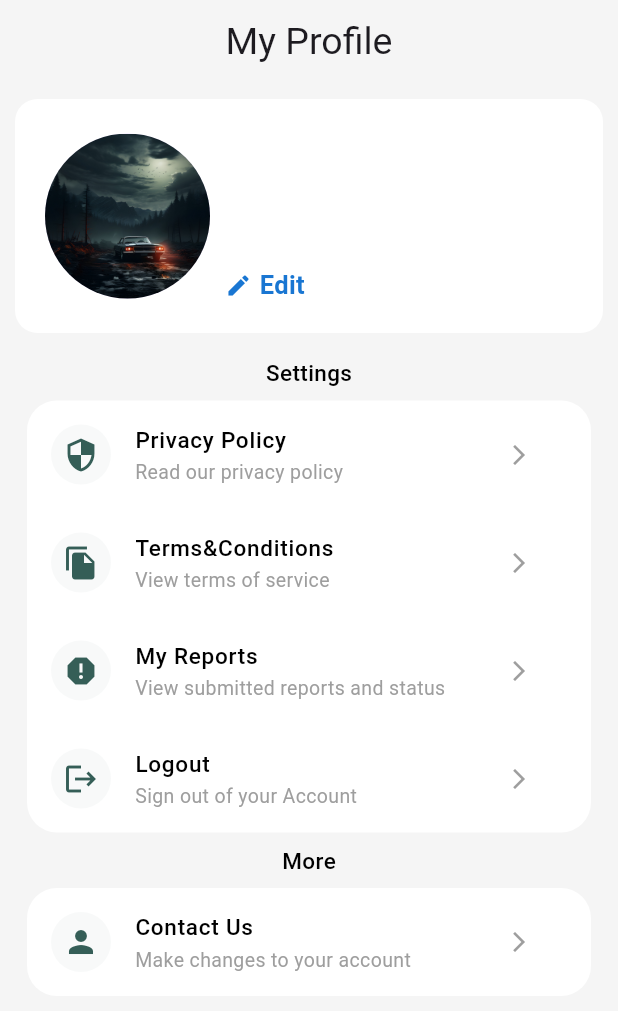
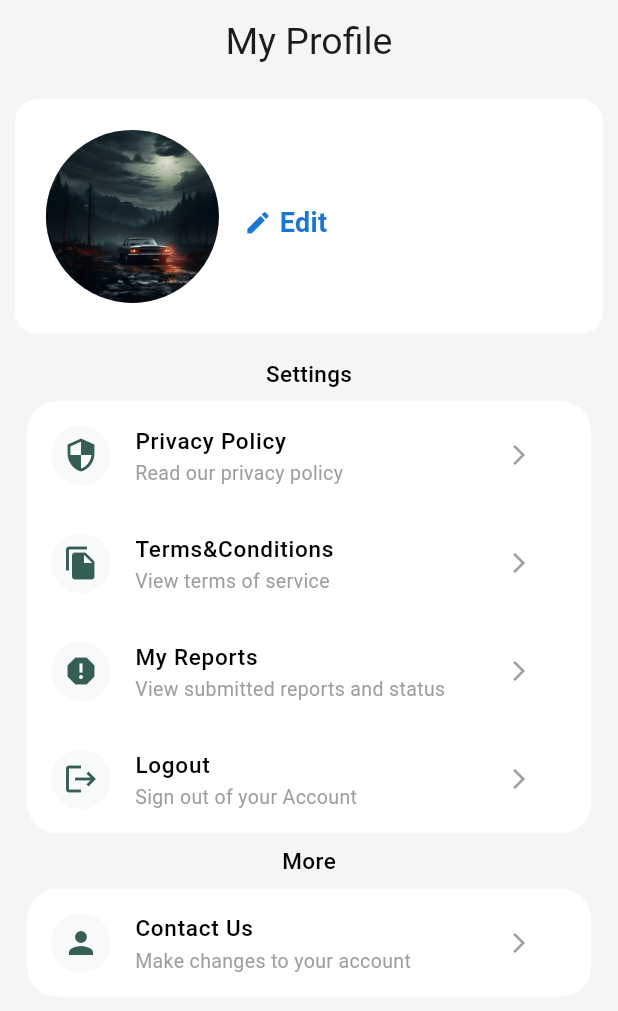
Before and after one commit to itsSreeRag/nest_user_app, a Flutter app: the AccountPageMain screen opened directly, on a phone screen of 412 x 824 dp. Shown: the top 1011 px of the screen. Run offline on Flutter 3.47's test engine with Material 3 defaults, Android fonts, the phone set to English and light mode, and no system bars; our stand-ins replace animated_notch_bottom_bar, cached_network_image, carousel_slider, cloud_firestore, dio, firebase_auth and 13 more; missing offline and left inert: flutter_stripe; accounts and stored records are empty.

Commit message:
fix the overflow error in the app

```diff
--- a/lib/main.dart
+++ b/lib/main.dart
@@ -30,7 +30,6 @@ void main() async {
   WidgetsFlutterBinding.ensureInitialized();
 
   await dotenv.load();
-  // log(dotenv.env.toString());
   await Firebase.initializeApp();
   await _setup();
   runApp(const MyApp());
--- a/lib/views/auth/login_page/login_page_email_auth.dart
+++ b/lib/views/auth/login_page/login_page_email_auth.dart
@@ -7,7 +7,6 @@ import 'package:nest_user_app/views/auth/forgot_password/forgot_password_page.da
 import 'package:nest_user_app/views/auth/signup_page/sign_up_screen.dart';
 import 'package:nest_user_app/widgets/my_button.dart';
 import 'package:nest_user_app/widgets/my_custom_text_field.dart';
-
 import 'package:provider/provider.dart';
 
 class LoginPageEmailAuth extends StatelessWidget {
--- a/lib/views/auth/login_page/login_page_phone_auth.dart
+++ b/lib/views/auth/login_page/login_page_phone_auth.dart
@@ -69,7 +69,7 @@ class LoginPagePhoneAuth extends StatelessWidget {
                     MyCustomTextFormField(
                       controller: phoneNumController,
                       prefixIcon: Icons.phone_android,
-                      labelText: 'Phone Number',
+                      // labelText: 'Phone Number',
                       hintText: 'Enter Phone Number',
                       keyboardType: TextInputType.phone,
                       autovalidateMode: AutovalidateMode.onUserInteraction,
--- a/lib/views/booking/booking_card/widgets/booking_header.dart
+++ b/lib/views/booking/booking_card/widgets/booking_header.dart
@@ -21,13 +21,16 @@ class BookingHeader extends StatelessWidget {
         Row(
           mainAxisAlignment: MainAxisAlignment.spaceBetween,
           children: [
-            Text(
+            SizedBox(
+              width: 150,
+              child: Text(
                 hotelName,
                 style: TextStyle(
                   fontSize: 20,
                   fontWeight: FontWeight.bold,
                   color: AppColors.black87,
                   overflow: TextOverflow.ellipsis,
+                ),
               ),
             ),
             Container(
--- a/lib/views/hotel_details/widgets/hotel_amenities_card.dart
+++ b/lib/views/hotel_details/widgets/hotel_amenities_card.dart
@@ -24,7 +24,7 @@ class HotelAmenitiesCard extends StatelessWidget {
           child: Center(child: Icon(icon, size: 30, color: AppColors.green)),
         ),
         SizedBox(height: 8),
-        Text(label),
+        Text(label, overflow: TextOverflow.ellipsis),
       ],
     );
   }
--- a/lib/views/profile/profile_details.dart/widgets/user_profile_card.dart
+++ b/lib/views/profile/profile_details.dart/widgets/user_profile_card.dart
@@ -9,81 +9,118 @@ class UserProfileCard extends StatelessWidget {
 
   @override
   Widget build(BuildContext context) {
+    final size = MediaQuery.of(context).size;
+    final width = size.width;
+    final height = size.height;
+
+
+    double textScale = width / 390;
+    double avatarRadius = width * 0.14;
+    double padding = width * 0.05;
+
     return Container(
       width: double.infinity,
-      padding: const EdgeInsets.all(20),
+      padding: EdgeInsets.all(padding),
       decoration: BoxDecoration(
         color: AppColors.white,
         borderRadius: BorderRadius.circular(15),
       ),
       child: Row(
+        crossAxisAlignment: CrossAxisAlignment.start,
         children: [
+          // Profile Image
           CircleAvatar(
-            radius: 55,
+            radius: avatarRadius,
             backgroundImage:
                 (userData.profileImage != null &&
                         userData.profileImage!.startsWith("http"))
-                    ? NetworkImage(userData.profileImage!)
+                    ? NetworkImage(userData.profileImage!) as ImageProvider
                     : const AssetImage('assets/images/images_1.jpg'),
           ),
-          const SizedBox(width: 10),
-          Column(
+
+          SizedBox(width: width * 0.04),
+
+          // User Details
+          Expanded(
+            child: Column(
               crossAxisAlignment: CrossAxisAlignment.start,
               children: [
+                // Name
                 Text(
-                userData.name!,
+                  userData.name ?? "User Name",
+                  maxLines: 1,
+                  overflow: TextOverflow.ellipsis,
                   style: TextStyle(
-                  fontSize: 24,
+                    fontSize: 22 * textScale,
                     fontWeight: FontWeight.bold,
                     color: AppColors.black87,
                   ),
                 ),
-              const SizedBox(height: 4),
+
+                SizedBox(height: height * 0.005),
+
+                // Phone Number
+                if (userData.phoneNumber != null &&
+                    userData.phoneNumber!.isNotEmpty)
                   Row(
                     children: [
-                  if (userData.phoneNumber!.isNotEmpty)
-                    Icon(Icons.phone, size: 14, color: AppColors.grey600),
-                  const SizedBox(width: 5),
-                  Text(
+                      Icon(Icons.phone,
+                          size: 14 * textScale, color: AppColors.grey600),
+                      SizedBox(width: width * 0.012),
+                      Flexible(
+                        child: Text(
                           userData.phoneNumber!,
                           style: TextStyle(
                             color: AppColors.grey600,
-                      fontSize: 14,
+                            fontSize: 14 * textScale,
                             fontWeight: FontWeight.w500,
+                          ),
+                          overflow: TextOverflow.ellipsis,
                         ),
                       ),
                     ],
                   ),
-              const SizedBox(height: 4),
+
+                SizedBox(height: height * 0.005),
+
+                // Email
+                if (userData.email != null && userData.email!.isNotEmpty)
                   Row(
                     children: [
-                  if (userData.email!.isNotEmpty)
-                    Icon(Icons.email, size: 14, color: AppColors.grey600),
-                  const SizedBox(width: 5),
-                  Text(
+                      Icon(Icons.email,
+                          size: 14 * textScale, color: AppColors.grey600),
+                      SizedBox(width: width * 0.012),
+                      Flexible(
+                        child: Text(
                           userData.email!,
                           style: TextStyle(
                             color: AppColors.grey600,
-                      fontSize: 14,
+                            fontSize: 14 * textScale,
                             fontWeight: FontWeight.w500,
+                            overflow: TextOverflow.ellipsis,
+                          ),
                         ),
                       ),
                     ],
                   ),
-              const SizedBox(height: 8),
+
+                SizedBox(height: height * 0.008),
+
+                // Edit button
                 GestureDetector(
                   onTap: () {
-                  // Add navigation to Edit Profile screen here
+
                   },
                   child: Row(
                     children: [
-                    Icon(Icons.edit, size: 18, color: AppColors.blue700),
-                    const SizedBox(width: 5),
+                      Icon(Icons.edit,
+                          size: 18 * textScale, color: AppColors.blue700),
+                      SizedBox(width: width * 0.012),
                       Text(
                         'Edit',
                         style: TextStyle(
                           color: AppColors.blue700,
-                        fontSize: 17,
+                          fontSize: 17 * textScale,
                           fontWeight: FontWeight.bold,
                         ),
                       ),
@@ -92,6 +129,7 @@ class UserProfileCard extends StatelessWidget {
                 ),
               ],
             ),
+          ),
         ],
       ),
     );
--- a/pubspec.yaml
+++ b/pubspec.yaml
@@ -87,6 +87,7 @@ flutter:
     - .env
     - assets/
     - assets/icon/icon.png
+    - assets/icons/phone.png
     - assets/privacy_policy.md
     - assets/terms_and_conditions.md
     - assets/icons/google_icon.png
```
Also changed, not shown: lib/views/auth/login_page/login_using.dart (+14 -5 lines), lib/widgets/hotel_card2.dart (+45 -42 lines), assets/icons/phone.png (added), pubspec.lock, 2 other files. Lines whose indentation alone changed are shown as unchanged.
